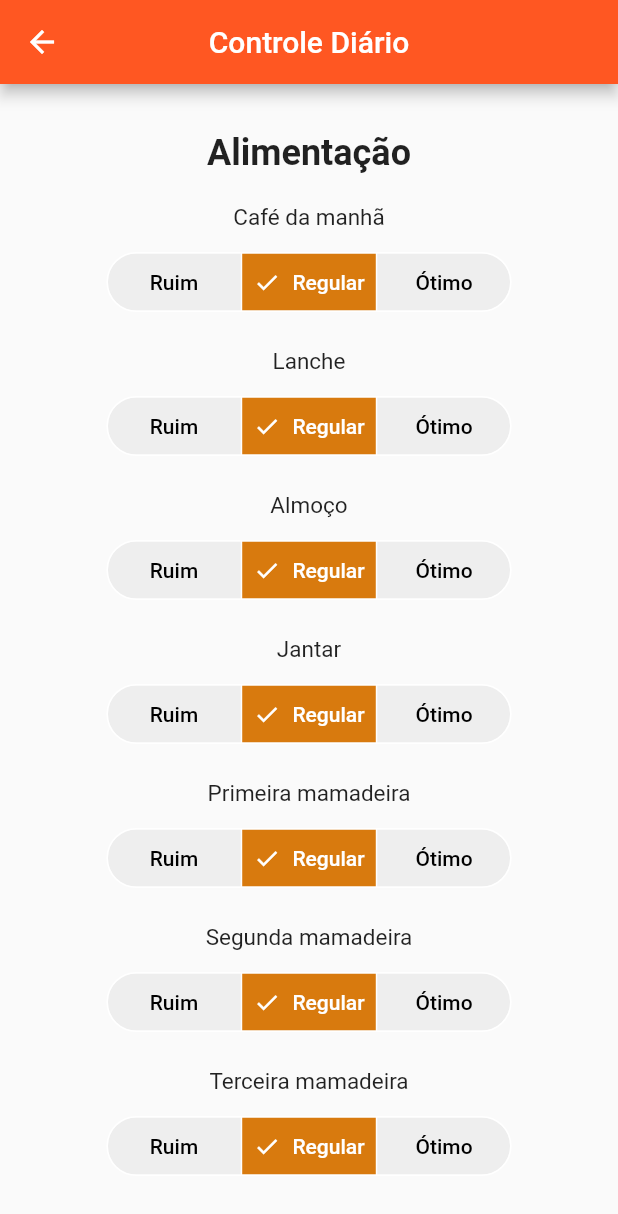
After one commit to douglashugo/COLEGIO_PIPA_FLUTTER_PI_5_SEMESTRE, a Flutter app: the FormPage screen opened directly, on a phone screen of 412 x 824 dp. The commit adds this screen. Shown: the top 1214 px of the screen. Run offline on Flutter 3.47's test engine with Material 3 defaults, Android fonts, the light colour scheme and no system bars; our stand-ins replace dio, flutter_dotenv, flutter_riverpod, loading_indicator, riverpod_annotation, supabase_flutter; accounts and stored records are empty; generated files the repository leaves out were written again.

Commit message:
features thaina

```diff
--- a/colegio_pipa_flutter/lib/pages/category_home_page.dart
+++ b/colegio_pipa_flutter/lib/pages/category_home_page.dart
@@ -72,6 +72,10 @@ var categories = ref.watch(categoriesProvider);
                           child: Padding(
                             padding: const EdgeInsets.all(8.0),
                             child: Card(
+                              shape: RoundedRectangleBorder(
+                                borderRadius: BorderRadius.circular(16),
+                              ),
+                              elevation: 1,
                               child: Column(
                                 children: [
                                   Expanded(
--- /dev/null
+++ b/colegio_pipa_flutter/lib/pages/controle_diario/controle_diario_adm/controle_diario_registro.dart
@@ -0,0 +1,175 @@
+import 'package:flutter/material.dart';
+import 'package:http/http.dart' as http;
+import 'dart:convert';
+
+class FormPage extends StatefulWidget {
+  @override
+  _FormPageState createState() => _FormPageState();
+}
+
+class _FormPageState extends State<FormPage> {
+  final _formKey = GlobalKey<FormState>();
+  String _cafe = 'Regular';
+  String _lanche = 'Regular';
+  String _almoco = 'Regular';
+  String _jantar = 'Regular';
+  String _mamadeira1 = 'Regular';
+  String _mamadeira2 = 'Regular';
+  String _mamadeira3 = 'Regular';
+
+  Future<void> _submit() async {
+    if (_formKey.currentState?.validate() ?? false) {
+      _formKey.currentState?.save();
+
+      // Dados do formulário
+      final Map<String, String> formData = {
+        'cafe': _cafe,
+        'lanche': _lanche,
+        'almoco': _almoco,
+        'jantar': _jantar,
+        'mamadeira1': _mamadeira1,
+        'mamadeira2': _mamadeira2,
+        'mamadeira3': _mamadeira3,
+      };
+
+      // Enviar os dados via POST
+      final response = await http.post(
+        Uri.parse(''),
+        headers: {
+          'Content-Type': 'application/json; charset=UTF-8',
+        },
+        body: jsonEncode(formData),
+      );
+
+      if (response.statusCode == 200) {
+        ScaffoldMessenger.of(context).showSnackBar(
+          SnackBar(content: Text('Dados enviados com sucesso!')),
+        );
+      } else {
+        ScaffoldMessenger.of(context).showSnackBar(
+          SnackBar(content: Text('Falha ao enviar os dados!')),
+        );
+      }
+    }
+  }
+
+  @override
+  Widget build(BuildContext context) {
+    return Scaffold(
+      appBar: AppBar(
+        title: Text('Controle Diário'),
+        centerTitle: true,
+      ),
+      body: Padding(
+        padding: const EdgeInsets.all(16.0),
+        child: SingleChildScrollView(
+           child: Padding(
+              padding: const EdgeInsets.all(16.0),
+              child: Form(
+                key: _formKey,
+                child: Column(
+                  crossAxisAlignment: CrossAxisAlignment.center,
+                  children: <Widget>[
+                    const Center(
+                      child: Text(
+                        'Alimentação',
+                        style: TextStyle(fontSize: 24, fontWeight: FontWeight.bold),
+                        textAlign: TextAlign.center,
+                      ),
+                    ),
+                    const SizedBox(height: 20),
+                    _buildSegmentedControl('Café da manhã', _cafe, (newValue) {
+                      setState(() {
+                        _cafe = newValue;
+                      });
+                    }),
+                    _buildSegmentedControl('Lanche', _lanche, (newValue) {
+                      setState(() {
+                        _lanche = newValue;
+                      });
+                    }),
+                    _buildSegmentedControl('Almoço', _almoco, (newValue) {
+                      setState(() {
+                        _almoco = newValue;
+                      });
+                    }),
+                    _buildSegmentedControl('Jantar', _jantar, (newValue) {
+                      setState(() {
+                        _jantar = newValue;
+                      });
+                    }),
+                    _buildSegmentedControl('Primeira mamadeira', _mamadeira1, (newValue) {
+                      setState(() {
+                        _mamadeira1 = newValue;
+                      });
+                    }),
+                    _buildSegmentedControl('Segunda mamadeira', _mamadeira2, (newValue) {
+                      setState(() {
+                        _mamadeira2 = newValue;
+                      });
+                    }),
+                    _buildSegmentedControl('Terceira mamadeira', _mamadeira3, (newValue) {
+                      setState(() {
+                        _mamadeira3 = newValue;
+                      });
+                    }),
+                    const SizedBox(height: 20),
+                    ElevatedButton(
+                      onPressed: _submit,
+                      child: const Text('Enviar'),
+                      style: ElevatedButton.styleFrom(
+                        minimumSize: const Size(double.infinity, 50),
+                      ),
+                    ),
+                  ],
+                ),
+              ),
+            ),
+
+        ),
+      ),
+    );
+  }
+
+  Widget _buildSegmentedControl(String title, String currentValue, ValueChanged<String> onValueChanged) {
+    return Column(
+      crossAxisAlignment: CrossAxisAlignment.center,
+      children: <Widget>[
+        Text(
+          title,
+          style: const TextStyle(fontSize: 15),
+          textAlign: TextAlign.center,
+        ),
+        const SizedBox(height: 10),
+        SegmentedButton(
+          style: SegmentedButton.styleFrom(
+            backgroundColor: Colors.grey[200],
+            foregroundColor: const Color.fromARGB(255, 0, 0, 0),
+            selectedForegroundColor: Colors.white,
+            selectedBackgroundColor: Color.fromARGB(255, 216, 122, 14),
+          ),
+          segments: const [
+            ButtonSegment(
+              value: 'Ruim',
+              label: Text('Ruim'),
+            ),
+            ButtonSegment(
+              value: 'Regular',
+              label: Text('Regular'),
+            ),
+            ButtonSegment(
+              value: 'Ótimo',
+              label: Text('Ótimo'),
+            ),
+          ],
+          selected: {currentValue},
+          onSelectionChanged: (Set<String> newSelection) {
+            onValueChanged(newSelection.first);
+          },
+
+        ),
+        const SizedBox(height: 20),
+      ],
+    );
+  }
+}
--- a/colegio_pipa_flutter/lib/pages/controle_diario_list_page.dart
+++ b/colegio_pipa_flutter/lib/pages/controle_diario_list_page.dart
@@ -1,4 +1,5 @@
 import 'package:flutter/material.dart';
+import 'package:riverpod_playground/pages/controle_diario/controle_diario_adm/controle_diario_add_page.dart';
 import 'package:riverpod_playground/pages/controle_diario_create_page.dart';
 import 'package:supabase_flutter/supabase_flutter.dart';
 
@@ -75,7 +76,7 @@ class _ListaAlunosState extends State<ListaAlunos> {
                   ),
                   title: Text(aluno.nome),
                   onTap: () {
-                    Navigator.push(context, MaterialPageRoute(builder: (context) => ControleDiarioCreate(idAluno: aluno.id),));
+                    Navigator.push(context, MaterialPageRoute(builder: (context) => ControleDiarioAdd(idAluno: aluno.id),));
                   },
                 );
               },
```
Also changed, not shown: colegio_pipa_flutter/lib/pages/academico_home.dart (+9 -9 lines), colegio_pipa_flutter/lib/pages/cardapio.dart (added, +79 -0 lines), colegio_pipa_flutter/lib/pages/controle_diario/controle_diario_adm/controle_diario_add_page.dart (added, +88 -0 lines), colegio_pipa_flutter/lib/pages/controle_diario/controle_diario_pais/controle_diario_view.dart (added, +91 -0 lines), colegio_pipa_flutter/lib/pages/controle_diario_create_page.dart (+18 -2 lines), colegio_pipa_flutter/lib/pages/widgets/buttonNavigation.dart (+7 -7 lines).
